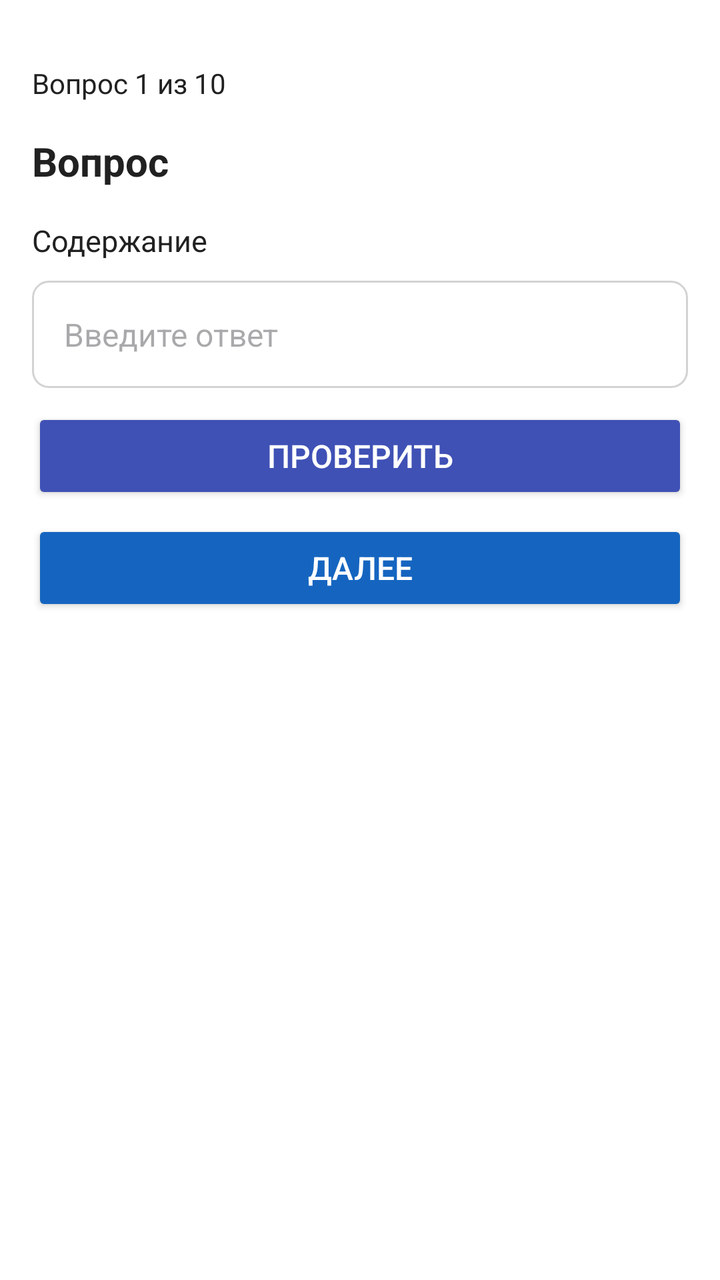
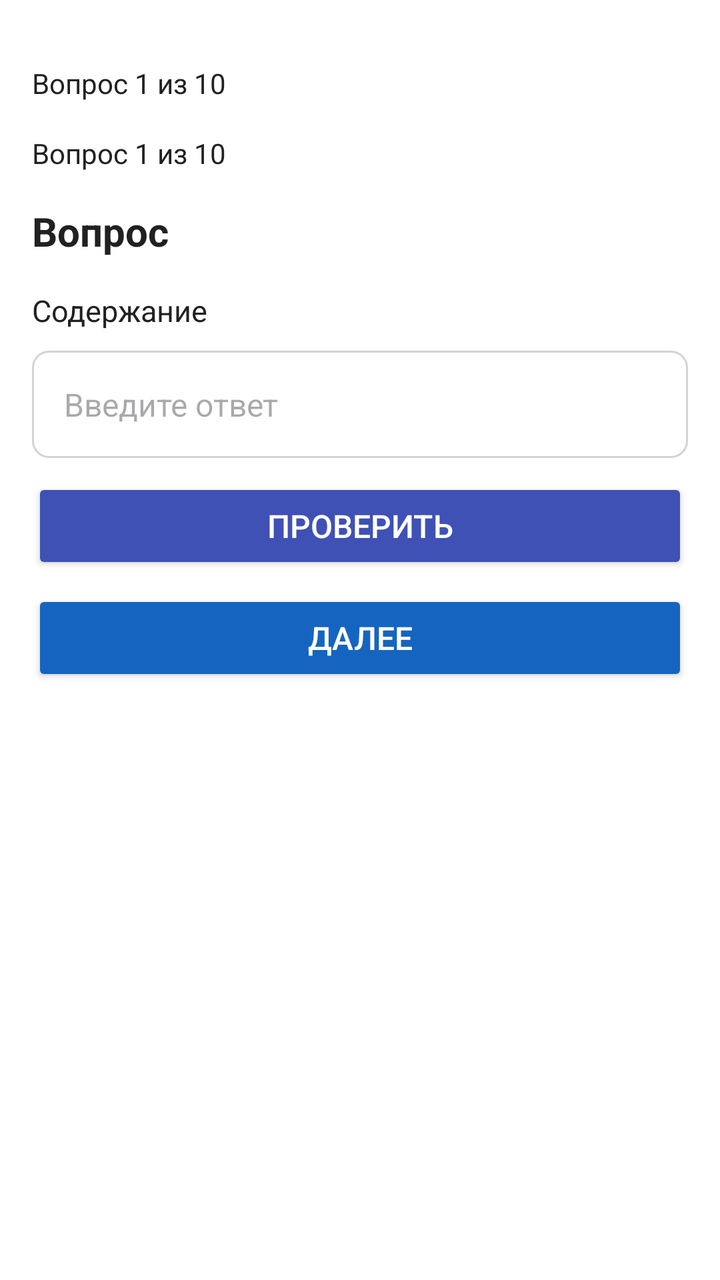

Two renders of the same Android screen: before a commit and after it. Below are the layout's source before the change and the commit's diff.
<!-- AndroidManifest.xml: application theme Theme.Studycard -->
<!-- res/layout/activity_test.xml -->
<?xml version="1.0" encoding="utf-8"?>
<androidx.constraintlayout.widget.ConstraintLayout xmlns:android="http://schemas.android.com/apk/res/android"
    xmlns:app="http://schemas.android.com/apk/res-auto"
    xmlns:tools="http://schemas.android.com/tools"
    android:id="@+id/main"
    android:layout_width="match_parent"
    android:layout_height="match_parent"
    android:background="@color/white"
    tools:context=".Test">

    
    <LinearLayout
        android:id="@+id/editLayout"
        android:layout_width="0dp"
        android:layout_height="wrap_content"
        android:orientation="vertical"
        android:layout_margin="16dp"
        app:layout_constraintTop_toTopOf="parent"
        app:layout_constraintStart_toStartOf="parent"
        app:layout_constraintEnd_toEndOf="parent">

        
        <TextView
            android:id="@+id/count"
            android:layout_width="wrap_content"
            android:layout_height="wrap_content"
            android:layout_marginTop="16dp"
            android:text="Вопрос 1 из 10"
            android:textColor="@color/black"
            android:textSize="14sp" />

        
        <TextView
            android:id="@+id/name"
            android:layout_width="match_parent"
            android:layout_height="wrap_content"
            android:layout_marginTop="16dp"
            android:text="Вопрос"
            android:textColor="@color/black"
            android:textSize="20sp"
            android:textStyle="bold" />

        
        <TextView
            android:id="@+id/content"
            android:layout_width="match_parent"
            android:layout_height="wrap_content"
            android:layout_marginTop="16dp"
            android:text="Содержание"
            android:textColor="@color/black"
            android:textSize="15sp" />

        
        <EditText
            android:id="@+id/write"
            android:layout_width="match_parent"
            android:layout_height="wrap_content"
            android:layout_marginTop="10dp"
            android:autofillHints="Введите ответ"
            android:hint="Введите ответ"
            android:padding="16dp"
            android:background="@drawable/edittext_background"
            android:textSize="16sp"
            android:inputType="text" />

        
        <Button
            android:id="@+id/check"
            android:layout_width="match_parent"
            android:layout_height="wrap_content"
            android:onClick="check"
            android:layout_marginTop="10dp"
            android:text="Проверить"
            android:backgroundTint="@color/blue"
            android:textColor="@color/white"
            android:textSize="16sp" />

        
        <Button
            android:id="@+id/next"
            android:layout_width="match_parent"
            android:layout_height="wrap_content"
            android:layout_marginTop="8dp"
            android:onClick="next"
            android:text="Далее"
            android:backgroundTint="@color/blue_dark"
            android:textColor="@color/white"
            android:textSize="16sp" />
    </LinearLayout>

    
    <androidx.recyclerview.widget.RecyclerView
        android:id="@+id/recyclerView"
        android:layout_width="0dp"
        android:layout_height="0dp"
        android:layout_marginTop="16dp"
        app:layout_constraintTop_toBottomOf="@id/editLayout"
        app:layout_constraintStart_toStartOf="parent"
        app:layout_constraintEnd_toEndOf="parent"
        app:layout_constraintBottom_toBottomOf="parent"
        tools:listitem="@layout/variant" />
</androidx.constraintlayout.widget.ConstraintLayout>
<!-- res/layout/variant.xml (included above) -->
<?xml version="1.0" encoding="utf-8"?>
<androidx.constraintlayout.widget.ConstraintLayout
    xmlns:android="http://schemas.android.com/apk/res/android"
    xmlns:app="http://schemas.android.com/apk/res-auto"
    android:layout_width="match_parent"
    android:layout_height="wrap_content"
    android:background="@drawable/rounded_item"
    android:padding="12dp"
    android:elevation="8dp"
    android:layout_marginBottom="8dp">

    
    <TextView
        android:id="@+id/content"
        android:layout_width="0dp"
        android:layout_height="wrap_content"
        android:text="Вариант ответа"
        android:textSize="16sp"
        android:textColor="@color/black"
        android:padding="8dp"
        app:layout_constraintStart_toStartOf="parent"
        app:layout_constraintEnd_toEndOf="parent"
        app:layout_constraintTop_toTopOf="parent"
        app:layout_constraintBottom_toBottomOf="parent" />

</androidx.constraintlayout.widget.ConstraintLayout>
<!-- resources referenced by this layout -->
<resources>
  <color name="black">#212121</color>
  <color name="blue">#3F51B5</color>
  <color name="blue_dark">#1565C0</color>
  <color name="white">#FFFFFF</color>
  <!-- drawable edittext_background (drawable) -->
  <shape xmlns:android="http://schemas.android.com/apk/res/android">
      <solid android:color="@android:color/white" />
      <stroke android:width="1dp" android:color="@color/gray_light" />
      <corners android:radius="8dp" />
  </shape>
  <!-- drawable rounded_item (drawable) -->
  <shape xmlns:android="http://schemas.android.com/apk/res/android">
      <solid android:color="@android:color/white" />
      <corners android:radius="12dp" />
  </shape>
  <style name="Theme.Studycard" parent="Base.Theme.Studycard" />
  <color name="gray_light">#D3D3D3</color>
  <style name="Base.Theme.Studycard" parent="Theme.Material3.DayNight.NoActionBar">
          
          
      </style>
</resources>

<!-- the commit's change to res/layout/activity_test.xml (unified diff, before → after) -->
@@ -22,6 +22,15 @@
         
         <TextView
             android:id="@+id/count"
+            android:layout_width="wrap_content"
+            android:layout_height="wrap_content"
+            android:layout_marginTop="16dp"
+            android:text="Вопрос 1 из 10"
+            android:textColor="@color/black"
+            android:textSize="14sp" />
+        
+        <TextView
+            android:id="@+id/degree"
             android:layout_width="wrap_content"
             android:layout_height="wrap_content"
             android:layout_marginTop="16dp"
